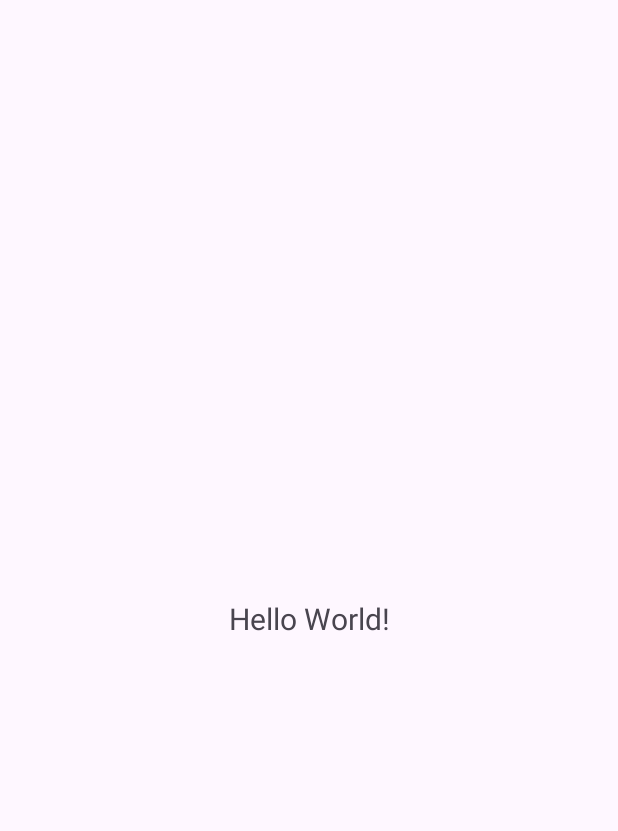
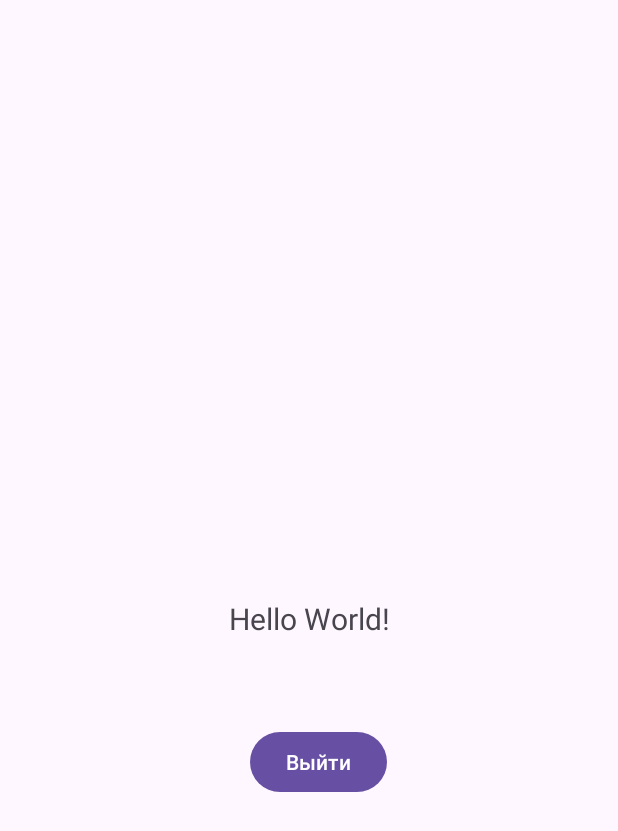
Before and after one commit to knopin2009/AppLoginApp, an Android app: the MainActivity screen opened directly, with no data from a screen before it, on a phone screen of 412 x 824 dp. Before the commit the part shown is almost empty. Shown: the top 831 px of the screen. Run offline under Robolectric (Android 15) with nearby library versions, the phone set to English and light mode, and no system bars.

```diff
--- a/app/src/main/java/com/example/apploginapp/MainActivity.java
+++ b/app/src/main/java/com/example/apploginapp/MainActivity.java
@@ -6,14 +6,20 @@ import androidx.appcompat.app.AppCompatActivity;
 
 import android.app.Activity;
 import android.content.Intent;
+import android.content.SharedPreferences;
 import android.os.Bundle;
 import android.util.Log;
+import android.view.View;
+import android.widget.Button;
 import android.widget.TextView;
 
-public class MainActivity extends AppCompatActivity {
+public class MainActivity extends AppCompatActivity implements View.OnClickListener{
 
     public static final String TAG = "AppLoginPass";
     public static final String FULLUSERNAME = "user";
+    private Button btnExit;
+    private SharedPreferences sPref;
+    private static final String MY_PREF = "MY_PREF";
 
     private TextView infoTextView;
     ActivityResultLauncher<Intent> someActivityResultLauncher = registerForActivityResult(
@@ -25,6 +31,7 @@ public class MainActivity extends AppCompatActivity {
                     String fullUserName = data.getStringExtra(LoginActivity.FULLUSERNAME);
                     fullUserName=fullUserName.substring(0, fullUserName.length() - 1);
                     Log.d(TAG, ": "+fullUserName);
+                    saveFullUserName(fullUserName);
                     infoTextView.setText("Hello, "+fullUserName+"!");
 
                 }
@@ -32,14 +39,41 @@ public class MainActivity extends AppCompatActivity {
                     Log.e(TAG, "ActivityResultLauncher: somre error occuried");
                 }
             });
+
+    void saveFullUserName(String fullUserName){
+        sPref = this.getSharedPreferences(MY_PREF, MODE_PRIVATE);
+        SharedPreferences.Editor ed = sPref.edit();
+        ed.putString(FULLUSERNAME,fullUserName);
+        ed.commit();
+    }
+    void loadUserNameFromMyPref(){
+        sPref = this.getSharedPreferences(MY_PREF, MODE_PRIVATE);
+        String fullUserName = sPref.getString(FULLUSERNAME,"");
+        if(fullUserName.isEmpty()){
+            Intent intent = new Intent(this, LoginActivity.class);
+            someActivityResultLauncher.launch(intent);
+        } else{
+            infoTextView.setText("Hello, "+fullUserName+", from mypref!");
+        }
+    }
+
+    @Override
+    public void onClick(View view) {
+        sPref = this.getSharedPreferences(MY_PREF, MODE_PRIVATE);
+        SharedPreferences.Editor ed = sPref.edit();
+        ed.remove(FULLUSERNAME);
+        ed.commit();
+        loadUserNameFromMyPref();
+    }
+
     @Override
     protected void onCreate(Bundle savedInstanceState) {
         super.onCreate(savedInstanceState);
         setContentView(R.layout.activity_main);
         infoTextView = findViewById(R.id.infoTextView);
-        Intent intent = new Intent(this, LoginActivity.class);
+        btnExit = findViewById(R.id.btnExit);
+        btnExit.setOnClickListener(this);
 
-        someActivityResultLauncher.launch(intent);
-
+        loadUserNameFromMyPref();
     }
 }
--- a/app/src/main/res/layout/activity_main.xml
+++ b/app/src/main/res/layout/activity_main.xml
@@ -17,4 +17,16 @@
         app:layout_constraintStart_toStartOf="parent"
         app:layout_constraintTop_toTopOf="parent" />
 
+    <Button
+        android:id="@+id/btnExit"
+        android:layout_width="wrap_content"
+        android:layout_height="wrap_content"
+        app:layout_constraintBottom_toBottomOf="parent"
+        app:layout_constraintEnd_toEndOf="parent"
+        app:layout_constraintHorizontal_bias="0.52"
+        app:layout_constraintStart_toStartOf="parent"
+        app:layout_constraintTop_toTopOf="@+id/infoTextView"
+        app:layout_constraintVertical_bias="0.226"
+        android:text="Выйти"/>
+
 </androidx.constraintlayout.widget.ConstraintLayout>
```
